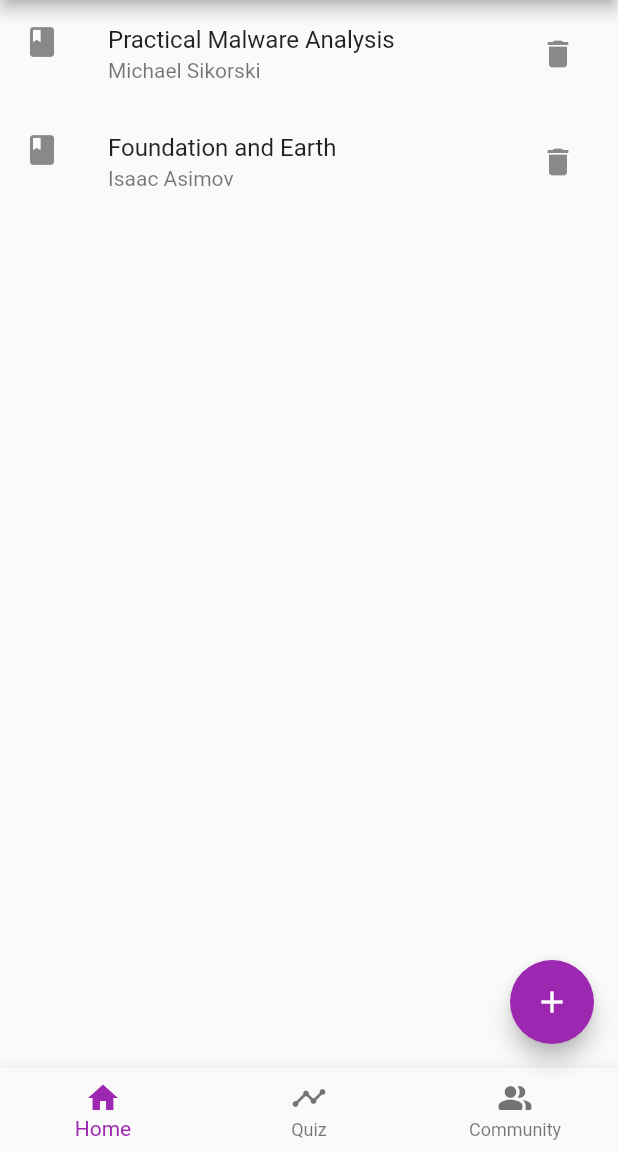
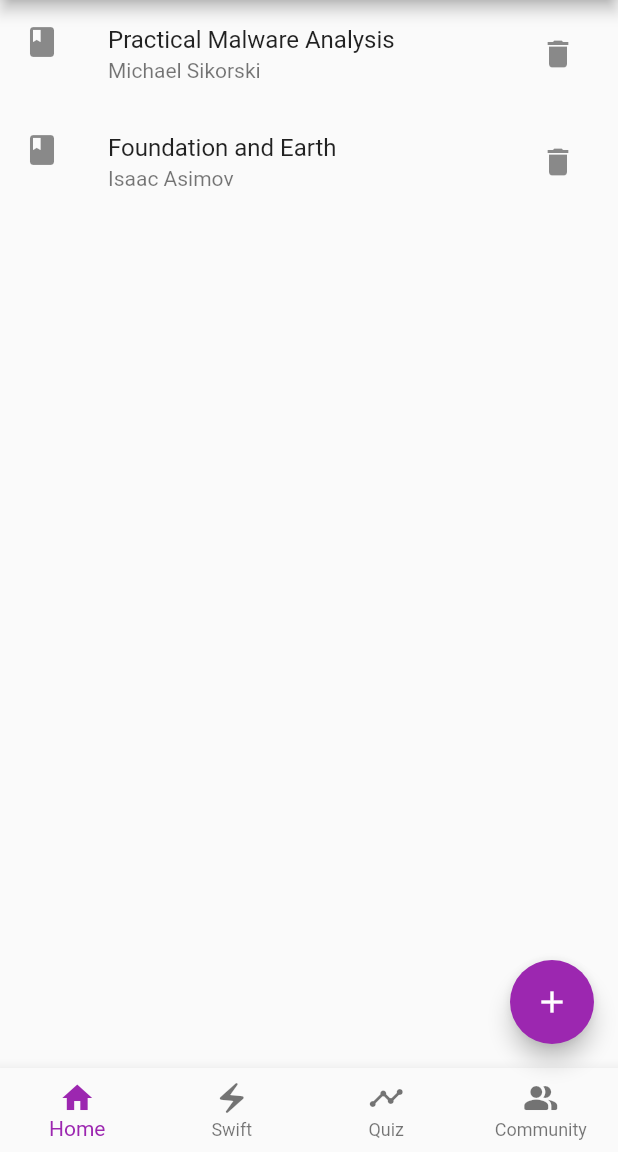
Before and after one commit to megz15/ReadLog, a Flutter app: the screen it shows after launch, after a tap on the "delete" icon, on a phone screen of 412 x 824 dp, the part 84-1236 px from its top. Run offline on Flutter 3.47's test engine with Material 2 defaults, Android fonts, the phone set to English and light mode, and no system bars; our stand-ins replace flutter_riverpod.

```diff
--- /dev/null
+++ b/lib/components/book_add_button.dart
@@ -0,0 +1,70 @@
+import 'package:flutter/material.dart';
+import 'package:flutter_riverpod/flutter_riverpod.dart';
+import 'package:megz_readlog/providers.dart';
+
+class BookAddButton extends ConsumerWidget {
+  const BookAddButton({super.key});
+
+  @override
+  Widget build(BuildContext context, WidgetRef ref) {
+    final List<List<String>> bookList = ref.watch(bookListProvider);
+    return FloatingActionButton(
+        onPressed: () {
+
+          ref.read(bookListProvider.notifier).state = [
+            ...bookList,
+            ["New Book", "New Author"]
+          ];
+
+          // final TextEditingController titleController = TextEditingController();
+          // final TextEditingController authorController = TextEditingController();
+
+          // showDialog(
+          //     context: context,
+          //     builder: (BuildContext context) {
+          //       return AlertDialog(
+          //         title: const Text('Add Book'),
+          //         content: Wrap(
+          //           children: [
+          //             TextField(
+          //               controller: titleController,
+          //               decoration: const InputDecoration(
+          //                 border: OutlineInputBorder(),
+          //                 labelText: 'Book Title',
+          //               ),
+          //             ),
+          //             TextField(
+          //               controller: authorController,
+          //               decoration: const InputDecoration(
+          //                 border: OutlineInputBorder(),
+          //                 labelText: 'Author',
+          //               ),
+          //             ),
+          //           ],
+          //         ),
+          //         actions: [
+          //           TextButton(
+          //             onPressed: () {
+          //               Navigator.of(context).pop();
+          //             },
+          //             child: const Text('Cancel'),
+          //           ),
+          //           TextButton(
+          //             onPressed: () {
+          //               ref.read(bookListProvider.notifier).state = [
+          //                 ...bookList,
+          //                 [titleController.text, authorController.text]
+          //               ];
+          //               Navigator.of(context).pop();
+          //             },
+          //             child: const Text('Add'),
+          //           ),
+          //         ],
+          //       );
+          //     });
+        },
+        tooltip: 'Add Book',
+        child: const Icon(Icons.add),
+      );
+  }
+}
--- /dev/null
+++ b/lib/components/components.dart
@@ -0,0 +1 @@
+export 'book_add_button.dart';
--- a/lib/main.dart
+++ b/lib/main.dart
@@ -1,14 +1,8 @@
 import 'package:flutter/material.dart';
 import 'package:flutter_riverpod/flutter_riverpod.dart';
 import 'screens/screens.dart';
-
-final bookListProvider = StateProvider((_) => <List<String>>[
-  ['Elementary Linear Algebra', 'Andrilli, Hecker'],
-  ['Practical Malware Analysis', 'Michael Sikorski'],
-  ['Foundation and Earth', 'Isaac Asimov']]
-);
-
-final navIndexProvider = StateProvider((_) => 0);
+import 'components/components.dart';
+import 'providers.dart';
 
 void main() {
   runApp(ProviderScope(child: MyApp()));
@@ -24,7 +18,56 @@ class MyApp extends StatelessWidget {
       theme: ThemeData(
         primarySwatch: Colors.purple,
       ),
-      home: const Home(),
+      home: const Base(),
     );
   }
 }
+
+class Base extends ConsumerWidget {
+  const Base({super.key});
+
+  @override
+  Widget build(BuildContext context, WidgetRef ref) {
+    // final List<List<String>> bookList = ref.watch(bookListProvider);
+    final int navIndex = ref.watch(navIndexProvider);
+
+    const List<Widget> pages = <Widget>[
+      Home(),
+      Icon(
+        Icons.electric_bolt,
+        size: 150,
+      ),
+      Icon(
+        Icons.timeline_outlined,
+        size: 150,
+      ),
+      Icon(
+        Icons.people_alt_rounded,
+        size: 150,
+      ),
+    ];
+
+    return Scaffold(
+      bottomNavigationBar: BottomNavigationBar(
+        type: BottomNavigationBarType.fixed,
+        currentIndex: navIndex,
+        onTap: (index){
+          ref.read(navIndexProvider.notifier).state = index;
+        },
+        items: const <BottomNavigationBarItem>[
+          BottomNavigationBarItem(label: 'Home', icon: Icon(Icons.home)),
+          BottomNavigationBarItem(label: 'Swift', icon: Icon(Icons.electric_bolt)),
+          BottomNavigationBarItem(
+              label: 'Quiz', icon: Icon(Icons.timeline_outlined)),
+          BottomNavigationBarItem(
+              label: 'Community', icon: Icon(Icons.people_alt_rounded)),
+        ],
+      ),
+      appBar: AppBar(
+        title: const Text('ReadLog'),
+      ),
+      body: pages.elementAt(navIndex),
+      floatingActionButton: (navIndex==0)?BookAddButton():null,
+    );
+  }
+}
--- /dev/null
+++ b/lib/providers.dart
@@ -0,0 +1,9 @@
+import 'package:flutter_riverpod/flutter_riverpod.dart';
+
+final bookListProvider = StateProvider((_) => <List<String>>[
+  ['Elementary Linear Algebra', 'Andrilli, Hecker'],
+  ['Practical Malware Analysis', 'Michael Sikorski'],
+  ['Foundation and Earth', 'Isaac Asimov']]
+);
+
+final navIndexProvider = StateProvider((_) => 0);
--- a/lib/screens/home.dart
+++ b/lib/screens/home.dart
@@ -1,6 +1,6 @@
 import 'package:flutter/material.dart';
 import 'package:flutter_riverpod/flutter_riverpod.dart';
-import 'package:megz_readlog/main.dart';
+import  'package:megz_readlog/providers.dart';
 
 class Home extends ConsumerWidget {
   const Home({super.key});
@@ -8,10 +8,8 @@ class Home extends ConsumerWidget {
   @override
   Widget build(BuildContext context, WidgetRef ref) {
     final List<List<String>> bookList = ref.watch(bookListProvider);
-    final int navIndex = ref.watch(navIndexProvider);
 
-    List<Widget> _pages = <Widget>[
-      ListView.builder(
+    return ListView.builder(
         itemCount: bookList.length,
         itemBuilder: (BuildContext context, int index) {
           return ListTile(
@@ -28,93 +26,6 @@ class Home extends ConsumerWidget {
             onTap: () {},
           );
         },
-      ),
-      const Icon(
-        Icons.timeline_outlined,
-        size: 150,
-      ),
-      const Icon(
-        Icons.people_alt_rounded,
-        size: 150,
-      ),
-    ];
-
-    return Scaffold(
-      bottomNavigationBar: BottomNavigationBar(
-        currentIndex: navIndex,
-        onTap: (index){
-          ref.read(navIndexProvider.notifier).state = index;
-        },
-        items: const <BottomNavigationBarItem>[
-          BottomNavigationBarItem(label: 'Home', icon: Icon(Icons.home)),
-          BottomNavigationBarItem(
-              label: 'Quiz', icon: Icon(Icons.timeline_outlined)),
-          BottomNavigationBarItem(
-              label: 'Community', icon: Icon(Icons.people_alt_rounded)),
-        ],
-      ),
-      appBar: AppBar(
-        title: const Text('ReadLog'),
-      ),
-      body: _pages.elementAt(navIndex),
-      floatingActionButton: FloatingActionButton(
-        onPressed: () {
-
-          ref.read(bookListProvider.notifier).state = [
-            ...bookList,
-            ["New Book", "New Author"]
-          ];
-
-          // final TextEditingController titleController = TextEditingController();
-          // final TextEditingController authorController = TextEditingController();
-
-          // showDialog(
-          //     context: context,
-          //     builder: (BuildContext context) {
-          //       return AlertDialog(
-          //         title: const Text('Add Book'),
-          //         content: Wrap(
-          //           children: [
-          //             TextField(
-          //               controller: titleController,
-          //               decoration: const InputDecoration(
-          //                 border: OutlineInputBorder(),
-          //                 labelText: 'Book Title',
-          //               ),
-          //             ),
-          //             TextField(
-          //               controller: authorController,
-          //               decoration: const InputDecoration(
-          //                 border: OutlineInputBorder(),
-          //                 labelText: 'Author',
-          //               ),
-          //             ),
-          //           ],
-          //         ),
-          //         actions: [
-          //           TextButton(
-          //             onPressed: () {
-          //               Navigator.of(context).pop();
-          //             },
-          //             child: const Text('Cancel'),
-          //           ),
-          //           TextButton(
-          //             onPressed: () {
-          //               ref.read(bookListProvider.notifier).state = [
-          //                 ...bookList,
-          //                 [titleController.text, authorController.text]
-          //               ];
-          //               Navigator.of(context).pop();
-          //             },
-          //             child: const Text('Add'),
-          //           ),
-          //         ],
-          //       );
-          //     });
-        },
-        tooltip: 'Add Book',
-        child: const Icon(Icons.add),
-      ),
-    );
+      );
   }
 }
```
